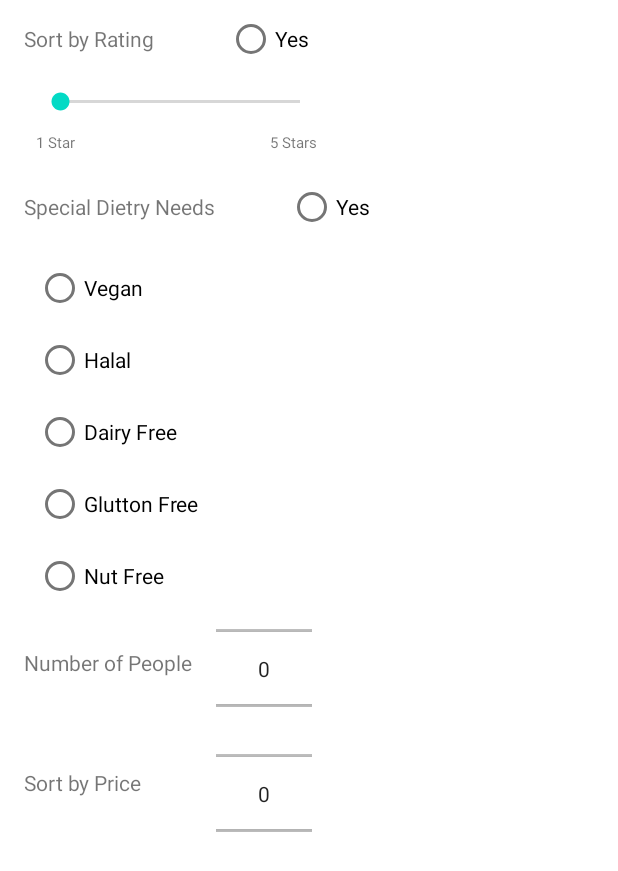
After one commit to KotaCanchela/RestaurantBookingSystem, an Android app: the layout dialog_filter.xml on its own in the app's theme, with its tools: preview values and no code run, on a phone screen of 412 x 824 dp. The commit adds this screen. Shown: the top 871 px of the screen. Run offline under Robolectric (Android 15) with nearby library versions, the phone set to English and light mode, and no system bars.

Commit message:
filterDialog added

```diff
--- a/app/src/main/java/com/cs990/restaurantbookingapp/RestaurantPageActivity.kt
+++ b/app/src/main/java/com/cs990/restaurantbookingapp/RestaurantPageActivity.kt
@@ -64,13 +64,13 @@ class RestaurantPageActivity : BaseActivity(), DatePickerDialog.OnDateSetListene
         restaurantName.text = restaurant.getName()
 
         val restaurantRating = binding.ratingBar
-        restaurantRating.numStars = restaurant.getRating().toInt()
+        restaurantRating.rating = restaurant.getRating().toFloat()
 
         val restaurantLargeRating = binding.largeRatingBar
-        restaurantLargeRating.numStars = restaurant.getRating().toInt()
+        restaurantLargeRating.rating = restaurant.getRating().toFloat()
 
         val restaurantPrice = binding.priceBar
-        restaurantPrice.numStars = restaurant.getPrice().toInt()
+        restaurantPrice.rating = restaurant.getPrice().toFloat()
 
         val restaurantCuisine = binding.restaurantCuisine
         restaurantCuisine.text = restaurant.getCuisine()
--- a/app/src/main/java/com/cs990/restaurantbookingapp/adapters/RestaurantItemAdapter.kt
+++ b/app/src/main/java/com/cs990/restaurantbookingapp/adapters/RestaurantItemAdapter.kt
@@ -50,6 +50,8 @@ class RestaurantItemAdapter(val context: Context, val options: FirestoreRecycler
 //            var bmp: Bitmap = BitmapFactory.decodeStream(url.openConnection().getInputStream())
 //            holder.restaurantImageItem.iv_restaurantImage.setImageBitmap(bmp)
 
+
+        //causing an error
         runAsync {
             runCatching {
                 val bitmap = URL(model.getRestaurantImage()).openStream()
--- a/app/src/main/res/layout/activity_restaurant_page.xml
+++ b/app/src/main/res/layout/activity_restaurant_page.xml
@@ -48,6 +48,7 @@
                     android:text="Hello"/>
 
                 <RatingBar
+                    android:progressTint="@color/starYellow"
                     android:layout_gravity="bottom"
                     android:layout_marginBottom="10dp"
                     android:layout_marginLeft="10dp"
--- /dev/null
+++ b/app/src/main/res/layout/dialog_filter.xml
@@ -0,0 +1,209 @@
+<?xml version="1.0" encoding="utf-8"?>
+<RelativeLayout xmlns:android="http://schemas.android.com/apk/res/android"
+    xmlns:app="http://schemas.android.com/apk/res-auto"
+    xmlns:tools="http://schemas.android.com/tools"
+    android:layout_width="match_parent"
+    android:layout_height="match_parent"
+    tools:context=".FilterDialog">
+
+
+
+    <TextView
+        android:id="@+id/price_sort_text"
+        android:layout_width="wrap_content"
+        android:layout_height="24dp"
+        android:layout_below="@id/num_people_text"
+        android:layout_alignParentStart="true"
+        android:layout_alignParentLeft="true"
+        android:layout_centerHorizontal="true"
+        android:layout_marginStart="16dp"
+        android:layout_marginLeft="16dp"
+        android:layout_marginTop="40dp"
+        android:layout_marginEnd="16dp"
+        android:layout_marginRight="16dp"
+        android:layout_marginBottom="16dp"
+        android:text="Sort by Price" />
+
+    <TextView
+        android:id="@+id/num_people_text"
+        android:layout_width="wrap_content"
+        android:layout_height="24dp"
+        android:layout_below="@id/nut_button"
+        android:layout_alignParentStart="true"
+        android:layout_alignParentLeft="true"
+        android:layout_centerHorizontal="true"
+        android:layout_marginStart="16dp"
+        android:layout_marginLeft="16dp"
+        android:layout_marginTop="24dp"
+        android:layout_marginEnd="16dp"
+        android:layout_marginRight="16dp"
+        android:layout_marginBottom="16dp"
+        android:text="Number of People" />
+
+    <RadioButton
+        android:id="@+id/nut_button"
+        android:layout_width="wrap_content"
+        android:layout_height="wrap_content"
+        android:layout_below="@id/glutton_button"
+        android:layout_marginStart="24dp"
+        android:layout_marginLeft="24dp"
+        android:text="Nut Free" />
+
+    <RadioButton
+        android:id="@+id/glutton_button"
+        android:layout_width="wrap_content"
+        android:layout_height="wrap_content"
+        android:layout_below="@id/dairy_button"
+        android:layout_marginStart="24dp"
+        android:layout_marginLeft="24dp"
+        android:text="Glutton Free" />
+
+    <RadioButton
+        android:id="@+id/dairy_button"
+        android:layout_width="wrap_content"
+        android:layout_height="wrap_content"
+        android:layout_below="@id/halal_button"
+        android:layout_marginStart="24dp"
+        android:layout_marginLeft="24dp"
+        android:text="Dairy Free" />
+
+    <RadioButton
+        android:id="@+id/halal_button"
+        android:layout_width="wrap_content"
+        android:layout_height="wrap_content"
+        android:layout_below="@id/vegan_button"
+        android:layout_marginStart="24dp"
+        android:layout_marginLeft="24dp"
+        android:text="Halal" />
+
+    <TextView
+        android:id="@+id/spec_diet_text"
+        android:layout_width="wrap_content"
+        android:layout_height="24dp"
+        android:layout_below="@+id/one_star_text"
+        android:layout_alignParentStart="true"
+        android:layout_alignParentLeft="true"
+        android:layout_centerHorizontal="true"
+        android:layout_marginStart="16dp"
+        android:layout_marginLeft="16dp"
+        android:layout_marginTop="24dp"
+        android:layout_marginEnd="16dp"
+        android:layout_marginRight="16dp"
+        android:layout_marginBottom="16dp"
+        android:text="Special Dietry Needs" />
+
+    <RadioButton
+        android:id="@+id/spec_diet_radio_button"
+        android:layout_width="wrap_content"
+        android:layout_height="wrap_content"
+        android:layout_below="@+id/five_star_text"
+        android:layout_alignBaseline="@id/spec_diet_text"
+        android:layout_marginStart="32dp"
+        android:layout_marginLeft="32dp"
+        android:layout_marginTop="-103dp"
+        android:layout_marginEnd="16dp"
+        android:layout_marginRight="16dp"
+        android:layout_toEndOf="@+id/spec_diet_text"
+        android:layout_toRightOf="@+id/spec_diet_text"
+        android:onClick="specDietRadioButtonOnClick"
+        android:text="Yes" />
+
+    <TextView
+        android:id="@+id/one_star_text"
+        android:layout_width="36dp"
+        android:layout_height="16dp"
+        android:layout_below="@+id/ratingSeekBar"
+        android:layout_alignParentStart="true"
+        android:layout_alignParentLeft="true"
+        android:layout_alignParentBottom="false"
+        android:layout_marginStart="24dp"
+        android:layout_marginLeft="24dp"
+        android:layout_marginTop="0dp"
+        android:text="1 Star"
+        android:textSize="10sp" />
+
+    <RadioButton
+        android:id="@+id/rating_radio_button"
+        android:layout_width="wrap_content"
+        android:layout_height="wrap_content"
+        android:layout_alignBaseline="@id/rating_text"
+        android:layout_marginStart="32dp"
+        android:layout_marginLeft="32dp"
+        android:layout_marginTop="-6dp"
+        android:layout_marginEnd="16dp"
+        android:layout_marginRight="16dp"
+        android:layout_toRightOf="@id/rating_text"
+        android:onClick="ratingRadioButtonOnClick"
+        android:text="Yes" />
+
+    <TextView
+        android:id="@+id/five_star_text"
+        android:layout_width="36dp"
+        android:layout_height="16dp"
+        android:layout_below="@+id/ratingSeekBar"
+        android:layout_alignParentStart="true"
+        android:layout_alignParentLeft="false"
+        android:layout_alignParentBottom="false"
+        android:layout_marginStart="180dp"
+        android:layout_marginLeft="180dp"
+        android:layout_marginTop="0dp"
+        android:layout_marginBottom="8dp"
+        android:text="5 Stars"
+        android:textSize="10sp" />
+
+    <TextView
+        android:id="@+id/rating_text"
+        android:layout_width="wrap_content"
+        android:layout_height="24dp"
+        android:layout_alignParentStart="true"
+        android:layout_alignParentLeft="true"
+        android:layout_centerHorizontal="true"
+        android:layout_margin="16dp"
+        android:layout_marginStart="102dp"
+        android:layout_marginLeft="102dp"
+        android:layout_marginTop="8dp"
+        android:text="Sort by Rating" />
+
+    <SeekBar
+        android:id="@+id/ratingSeekBar"
+        android:layout_width="192dp"
+        android:layout_height="24dp"
+        android:layout_below="@+id/rating_text"
+        android:layout_alignParentStart="true"
+        android:layout_alignParentLeft="true"
+        android:layout_marginStart="24dp"
+        android:layout_marginLeft="24dp"
+        android:layout_marginTop="0dp"
+        android:layout_marginEnd="24dp"
+        android:layout_marginRight="24dp"
+        android:layout_marginBottom="8dp" />
+
+    <RadioButton
+        android:id="@+id/vegan_button"
+        android:layout_width="wrap_content"
+        android:layout_height="wrap_content"
+        android:layout_below="@id/spec_diet_text"
+        android:layout_marginStart="24dp"
+        android:layout_marginLeft="24dp"
+        android:text="Vegan" />
+
+    <NumberPicker
+        android:id="@+id/num_people_picker"
+        android:layout_width="wrap_content"
+        android:layout_height="75dp"
+        android:layout_below="@id/nut_button"
+        android:layout_toRightOf="@id/num_people_text"
+        android:ems="10"
+        android:inputType="numberDecimal" />
+
+    <NumberPicker
+        android:id="@+id/price_picker"
+        android:layout_width="wrap_content"
+        android:layout_height="75dp"
+        android:layout_below="@id/num_people_picker"
+        android:layout_marginTop="8dp"
+        android:layout_toRightOf="@id/num_people_text"
+        android:ems="10"
+        android:inputType="numberDecimal" />
+
+</RelativeLayout>
```
Also changed, not shown: app/src/main/java/com/cs990/restaurantbookingapp/FilterDialog.kt (added, +194 -0 lines), app/src/main/java/com/cs990/restaurantbookingapp/SecondFragment.kt (+14 -0 lines).
